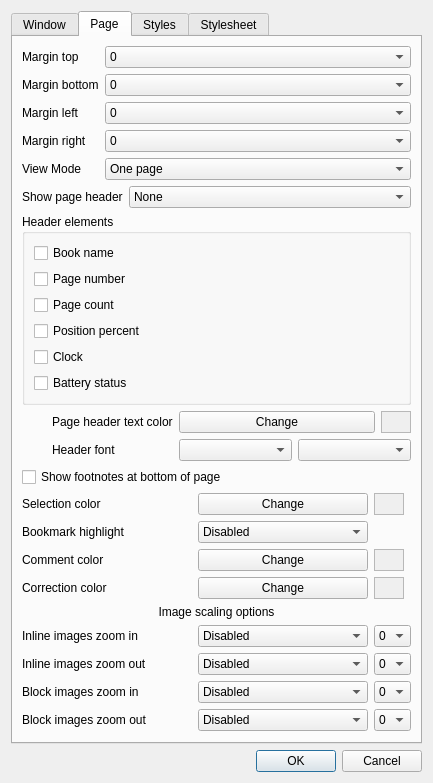
First picture: the form in src/settings.ui, repository CrazyCoder/crqt-ng, before the edit.
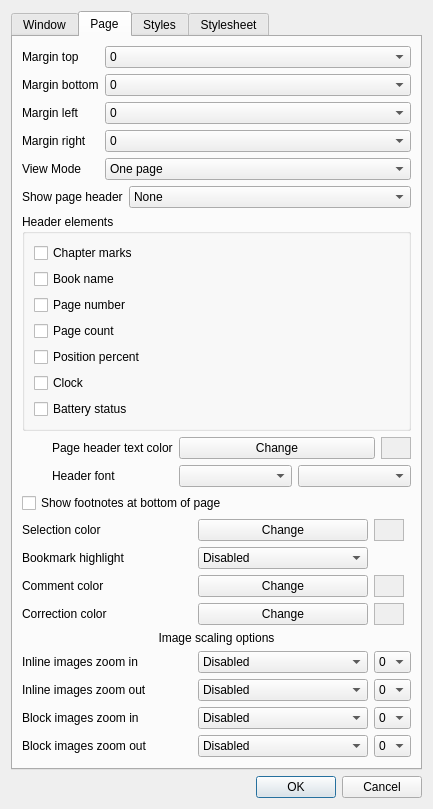
Second picture: the form after the edit. The open tabs and pages were chosen to show the change. Icons and pictures are not drawn.

Commit message: "Chapter marks" setting added

Diff of the .ui file:
```diff
--- a/src/settings.ui
+++ b/src/settings.ui
@@ -757,6 +757,13 @@
           <string>Header elements</string>
          </property>
          <layout class="QVBoxLayout" name="verticalLayout_3">
+          <item>
+           <widget class="QCheckBox" name="cbShowChapterMarks">
+            <property name="text">
+             <string>Chapter marks</string>
+            </property>
+           </widget>
+          </item>
           <item>
            <widget class="QCheckBox" name="cbShowBookName">
             <property name="text">
```
Left out of the diff: 1 changed line with no effect on the pictures. The commit also changes 8 other files.
